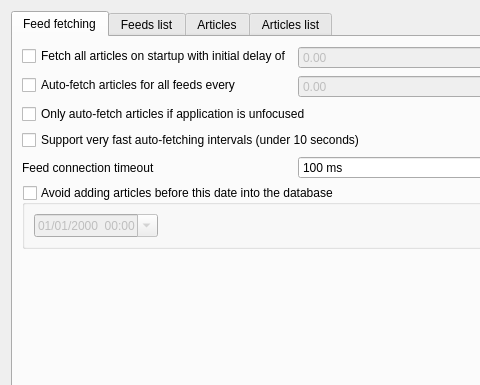
First picture: the form in src/librssguard/gui/settings/settingsfeedsmessages.ui, repository martinrotter/rssguard, before the edit; both pictures show x 0 to 480 and y 0 to 385 of the 570 by 531 pixel window.
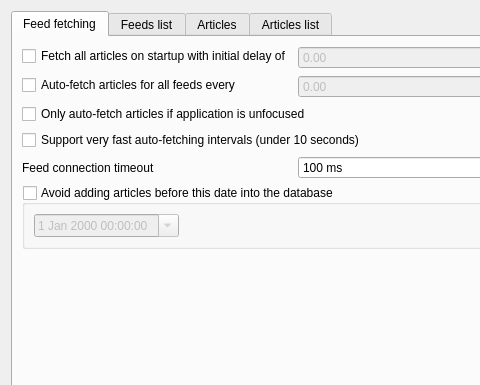
Second picture: the form after the edit. Custom widgets are drawn as their Qt base class.

Commit message: unify datetime formats

```diff
--- a/src/librssguard/gui/settings/settingsfeedsmessages.ui
+++ b/src/librssguard/gui/settings/settingsfeedsmessages.ui
@@ -136,9 +136,6 @@
          <layout class="QGridLayout" name="gridLayout">
           <item row="0" column="0">
            <widget class="QDateTimeEdit" name="m_dtDateTimeToAvoid">
-            <property name="displayFormat">
-             <string>dd/MM/yyyy  HH:mm</string>
-            </property>
             <property name="calendarPopup">
              <bool>true</bool>
             </property>
```
The commit also changes 3 other files.
